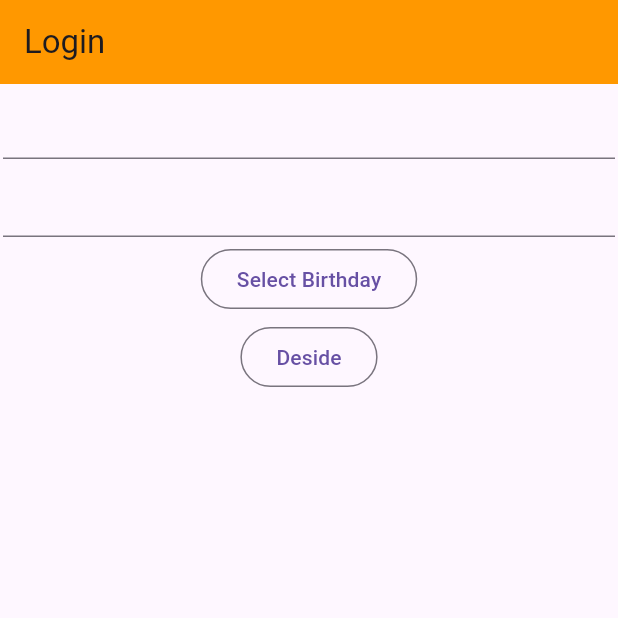
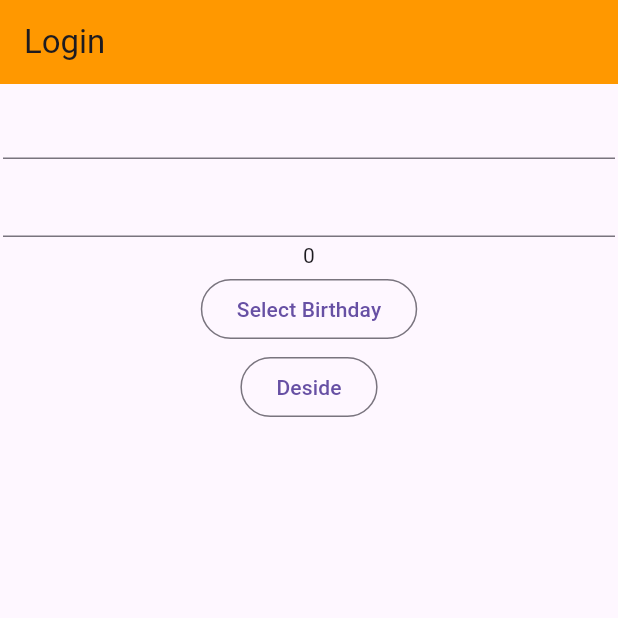
Before and after one commit to onion0904/segon_pix, a Flutter app: the screen it shows after launch, on a phone screen of 412 x 824 dp, the top half of it. Run offline on Flutter 3.47's test engine with Material 3 defaults, Android fonts, the phone set to English and light mode, and no system bars; our stand-ins replace flutter_hooks, go_router.

Commit message:
add test

```diff
--- a/client/lib/screens/logins/create_user.dart
+++ b/client/lib/screens/logins/create_user.dart
@@ -31,6 +31,7 @@ class CreateUser extends HookWidget {
                     //description
                     controller: descriptionController,
                     validator: descriptionValidator)),
+            Text("${birthday.value}"),
             Padding(
                 padding: const EdgeInsets.all(p),
                 child: OutlinedButton(
```
